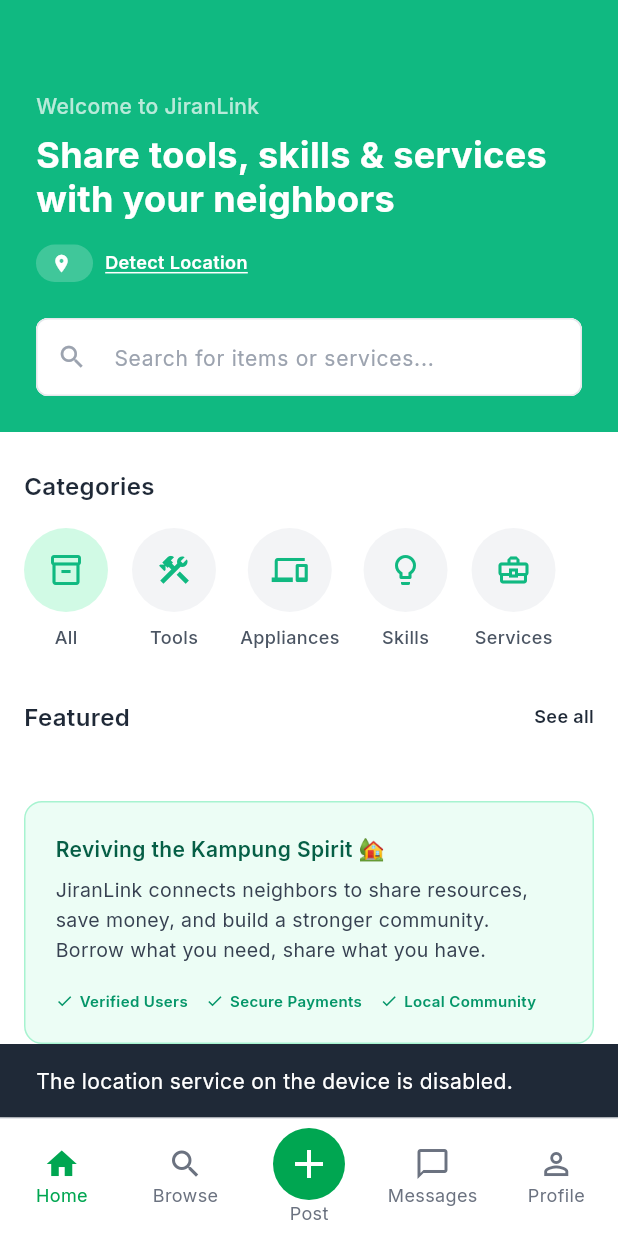
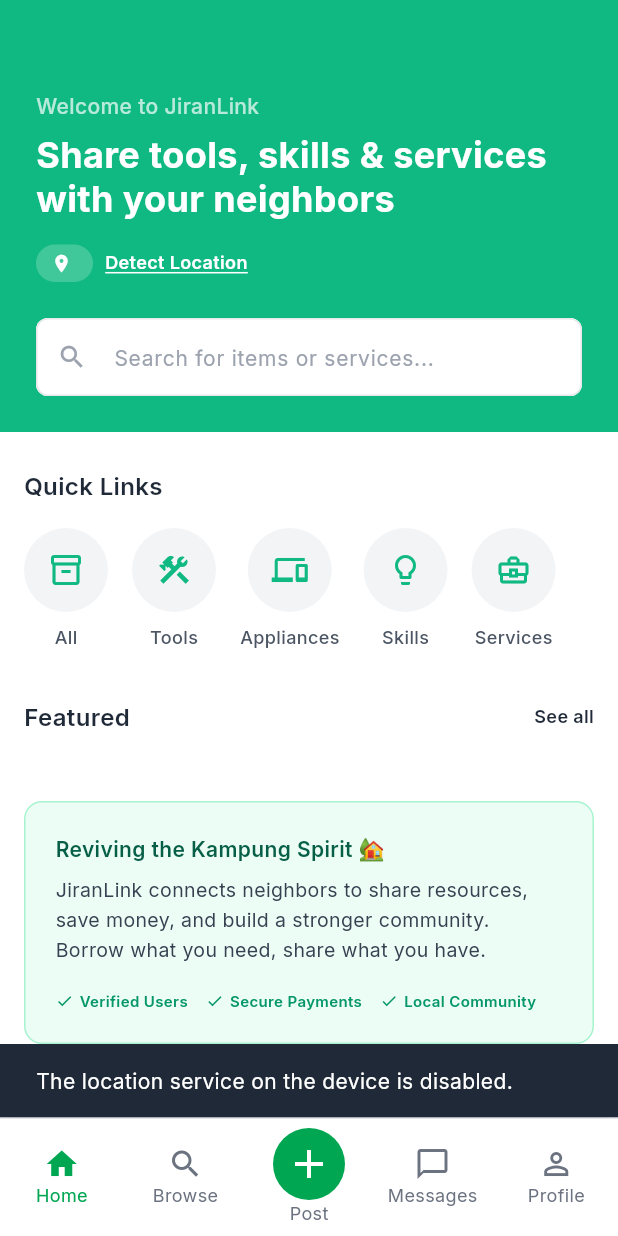
Before and after one commit to alfannm/JiranLinkApp, a Flutter app: the screen it shows once a user with an empty profile is signed in, after a tap on "Detect Location", on a phone screen of 412 x 824 dp. Run offline on Flutter 3.47's test engine with Material 3 defaults, Android fonts, the phone set to English and light mode, and no system bars; our stand-ins replace cached_network_image, cloud_firestore, firebase_auth, firebase_core, firebase_storage, geocoding and 6 more; accounts and stored records are empty; network calls fail.

Commit message:
Refactor browse and home screens UI elements
Removed the map button from the browse screen and updated the category dropdown to use capitalized category names. In the home screen, renamed the 'Categories' section to 'Quick Links' and adjusted the category item builder to remove selection highlighting.

```diff
--- a/lib/screens/browse/browse_screen.dart
+++ b/lib/screens/browse/browse_screen.dart
@@ -79,24 +79,6 @@
                               itemsProvider.setSearchQuery(query);
                             },
                           ),
-                        ),
-                      ),
-                      const SizedBox(width: 12),
-                      Container(
-                        width: 48,
-                        height: 48,
-                        decoration: BoxDecoration(
-                          border: Border.all(color: AppTheme.border),
-                          borderRadius: BorderRadius.circular(8),
-                        ),
-                        child: IconButton(
-                          icon: const Icon(Icons.map_outlined),
-                          onPressed: () {
-                            Navigator.push(
-                              context,
-                              MaterialPageRoute(builder: (_) => const MapScreen()),
-                            );
-                          },
                         ),
                       ),
                     ],
@@ -288,12 +270,13 @@
               value: null,
               child: Text('All Categories'),
             ),
-            ...ItemCategory.values.map(
-              (c) => DropdownMenuItem(
+            ...ItemCategory.values.map((c) {
+              final text = c.toString().split('.').last;
+              return DropdownMenuItem(
                 value: c,
-                child: Text(c.toString().split('.').last.toUpperCase()),
-              ),
-            ),
+                child: Text(text[0].toUpperCase() + text.substring(1)),
+              );
+            }),
           ],
           onChanged: (value) {
             itemsProvider.setCategory(value);
--- a/lib/screens/home/home_screen.dart
+++ b/lib/screens/home/home_screen.dart
@@ -197,7 +197,7 @@
             ),
           ),
 
-          // Categories
+          // Quick Links
           SliverToBoxAdapter(
             child: Padding(
               padding: const EdgeInsets.fromLTRB(16, 24, 16, 8),
@@ -205,7 +205,7 @@
                 crossAxisAlignment: CrossAxisAlignment.start,
                 children: [
                   const Text(
-                    'Categories',
+                    'Quick Links',
                     style: TextStyle(
                       fontSize: 16,
                       fontWeight: FontWeight.w600,
@@ -424,11 +424,12 @@
     );
   }
 
-  Widget _buildCategoryItem(BuildContext context, IconData icon, String label,
-      ItemCategory? category) {
-    final isSelected =
-        context.watch<ItemsProvider>().selectedCategory == category;
-
+  Widget _buildCategoryItem(
+    BuildContext context,
+    IconData icon,
+    String label,
+    ItemCategory? category,
+  ) {
     return GestureDetector(
       onTap: () {
         context.read<ItemsProvider>().setCategory(category);
@@ -439,10 +440,8 @@
           Container(
             width: 56,
             height: 56,
-            decoration: BoxDecoration(
-              color: isSelected
-                  ? const Color(0xFFD1FAE5)
-                  : const Color(0xFFF3F4F6),
+            decoration: const BoxDecoration(
+              color: Color(0xFFF3F4F6),
               shape: BoxShape.circle,
             ),
             child: Icon(
```
